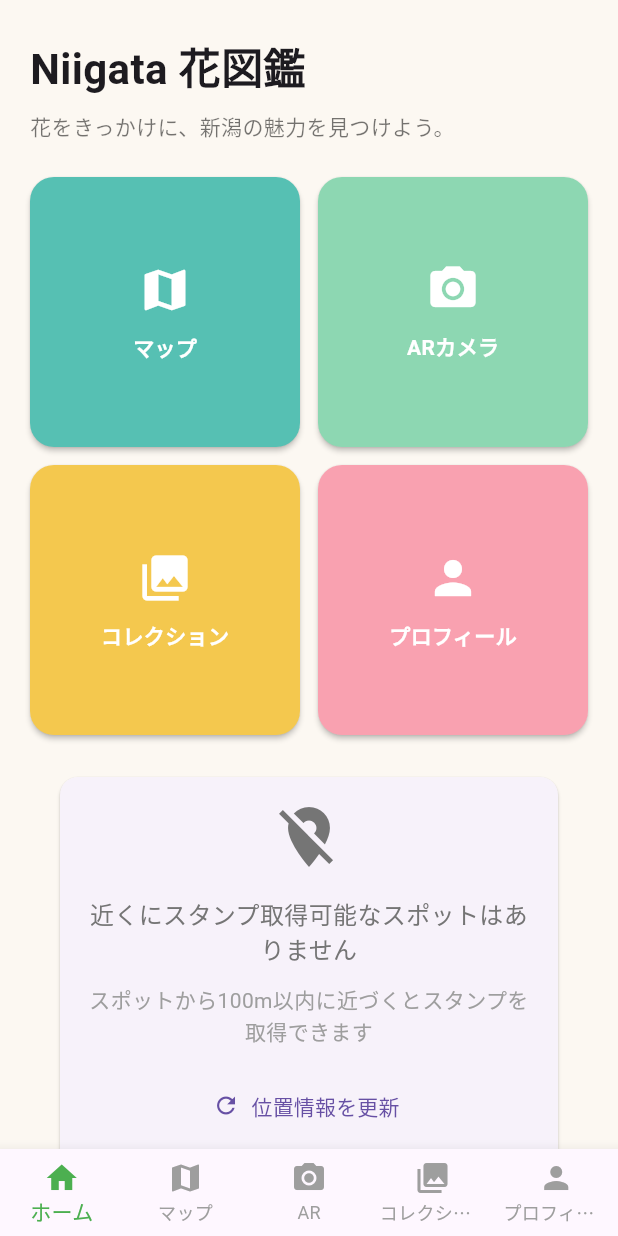
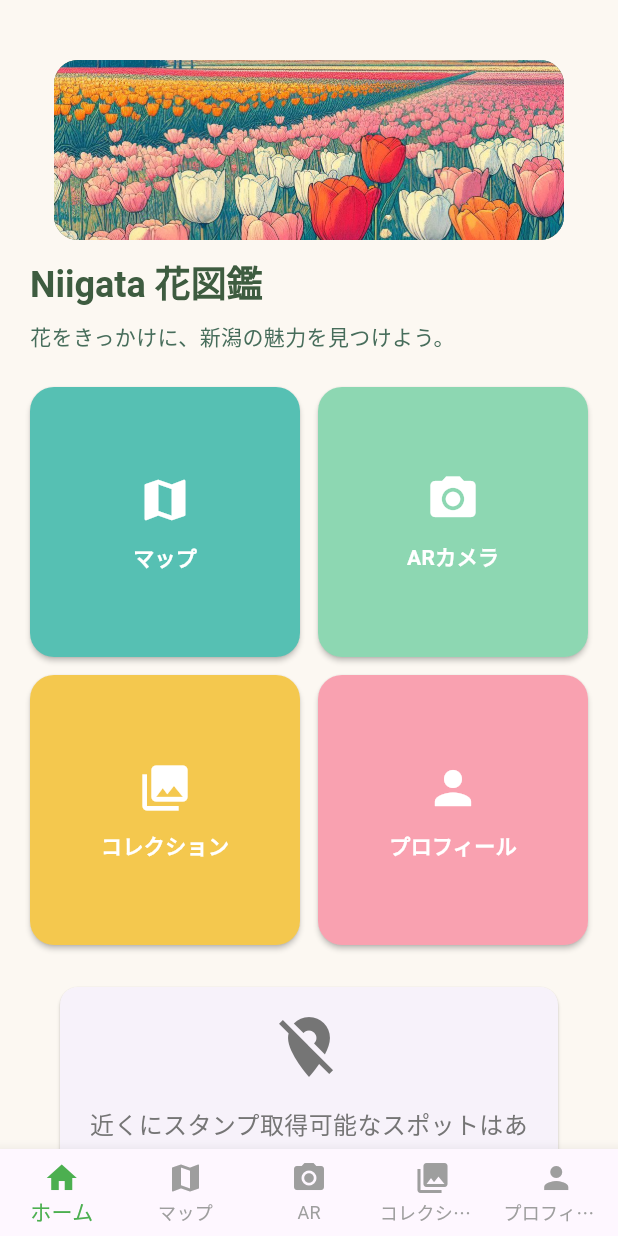
Before and after one commit to TeamYIMT/niigata-flower-guide, a Flutter app: the screen it shows once a user with an empty profile is signed in, on a phone screen of 412 x 824 dp. Run offline on Flutter 3.47's test engine with Material 3 defaults, Android fonts, the phone set to English and light mode, and no system bars; our stand-ins replace cloud_firestore, expandable_text, firebase_auth, firebase_core, flutter_dotenv, geolocator and 3 more; missing offline and left inert: dart:html, flutter_unity_widget; accounts and stored records are empty.

Commit message:
fix: トップ画像の追加とタイトルの修正

```diff
--- a/lib/screens/home_screen.dart
+++ b/lib/screens/home_screen.dart
@@ -82,14 +82,38 @@ class _HomeTab extends StatelessWidget {
     return ListView(
       padding: const EdgeInsets.fromLTRB(20, 24, 20, 24),
       children: [
-        const Text(
+        const SizedBox(height: 16),
+
+        // トップ画像（高さ120）
+        Padding(
+          padding: const EdgeInsets.symmetric(horizontal: 16),
+          child: ClipRRect(
+            borderRadius: BorderRadius.circular(16),
+            child: Container(
+              color: const Color(0xFF3E5C40),
+              child: Image.asset(
+                'assets/images/flower_field.png',
+                width: double.infinity,
+                height: 120,
+                fit: BoxFit.cover,
+              ),
+            ),
+          ),
+        ),
+        const SizedBox(height: 12),
+
+        // タイトル
+        Text(
           'Niigata 花図鑑',
-          style: TextStyle(fontSize: 28, fontWeight: FontWeight.bold),
+          style: Theme.of(context).textTheme.headlineSmall?.copyWith(
+                color: const Color(0xFF3E5C40),
+                fontWeight: FontWeight.bold,
+              ) ?? const TextStyle(fontSize: 28, fontWeight: FontWeight.bold, color: Color(0xFF3E5C40)),
         ),
         const SizedBox(height: 8),
         Text(
           '花をきっかけに、新潟の魅力を見つけよう。',
-          style: TextStyle(color: Colors.black54),
+          style: TextStyle(color: Color(0xFF476D5B)),
         ),
         const SizedBox(height: 24),
 
```
